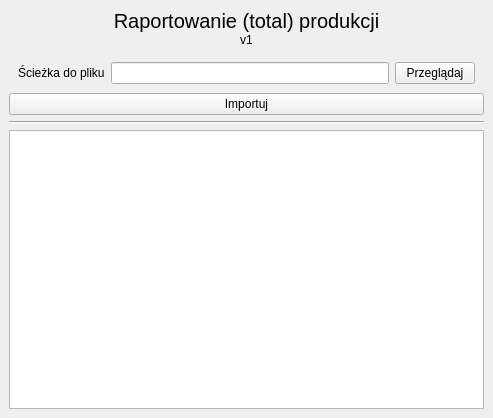
Above: Forms/raportowanie_total_prod.ui from kolomir/place_v2 before the change. Below: the same form after it.
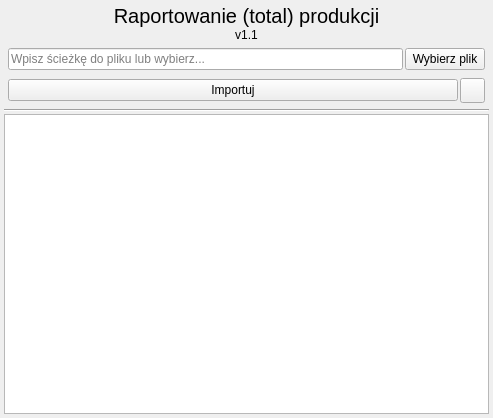
That is the form after the change. Icons and pictures are not drawn.

Commit message: 06.11.2024 - Poprawiłem sposób ładfowania plików. Dodałem możliwość ładowania korekt z pliku excel.

```diff
--- a/Forms/raportowanie_total_prod.ui
+++ b/Forms/raportowanie_total_prod.ui
@@ -32,6 +32,21 @@
    <item row="0" column="0">
     <widget class="QWidget" name="widget" native="true">
      <layout class="QVBoxLayout" name="verticalLayout_3">
+      <property name="spacing">
+       <number>2</number>
+      </property>
+      <property name="leftMargin">
+       <number>4</number>
+      </property>
+      <property name="topMargin">
+       <number>4</number>
+      </property>
+      <property name="rightMargin">
+       <number>4</number>
+      </property>
+      <property name="bottomMargin">
+       <number>4</number>
+      </property>
       <item>
        <widget class="QWidget" name="widget_2" native="true">
         <layout class="QVBoxLayout" name="verticalLayout">
@@ -68,7 +83,7 @@
          <item>
           <widget class="QLabel" name="label_2">
            <property name="text">
-            <string>v1</string>
+            <string>v1.1</string>
            </property>
            <property name="alignment">
             <set>Qt::AlignCenter</set>
@@ -99,20 +114,32 @@
          <item>
           <widget class="QWidget" name="widget_3" native="true">
            <layout class="QHBoxLayout" name="horizontalLayout">
+            <property name="spacing">
+             <number>2</number>
+            </property>
+            <property name="leftMargin">
+             <number>4</number>
+            </property>
+            <property name="topMargin">
+             <number>4</number>
+            </property>
+            <property name="rightMargin">
+             <number>4</number>
+            </property>
+            <property name="bottomMargin">
+             <number>4</number>
+            </property>
             <item>
-             <widget class="QLabel" name="label_3">
-              <property name="text">
-               <string>Ścieżka do pliku</string>
+             <widget class="QLineEdit" name="ed_sciezka_dane">
+              <property name="placeholderText">
+               <string>Wpisz ścieżkę do pliku lub wybierz...</string>
               </property>
              </widget>
             </item>
-            <item>
-             <widget class="QLineEdit" name="ed_sciezka_dane"/>
-            </item>
             <item>
              <widget class="QPushButton" name="btn_przegladaj">
               <property name="text">
-               <string>Przeglądaj</string>
+               <string>Wybierz plik</string>
               </property>
              </widget>
             </item>
@@ -120,10 +147,54 @@
           </widget>
          </item>
          <item>
-          <widget class="QPushButton" name="btn_importuj">
-           <property name="text">
-            <string>Importuj</string>
-           </property>
+          <widget class="QWidget" name="widget_5" native="true">
+           <layout class="QHBoxLayout" name="horizontalLayout_2">
+            <property name="spacing">
+             <number>2</number>
+            </property>
+            <property name="leftMargin">
+             <number>4</number>
+            </property>
+            <property name="topMargin">
+             <number>4</number>
+            </property>
+            <property name="rightMargin">
+             <number>4</number>
+            </property>
+            <property name="bottomMargin">
+             <number>4</number>
+            </property>
+            <item>
+             <widget class="QPushButton" name="btn_importuj">
+              <property name="text">
+               <string>Importuj</string>
+              </property>
+             </widget>
+            </item>
+            <item>
+             <widget class="QPushButton" name="btn_foto">
+              <property name="minimumSize">
+               <size>
+                <width>25</width>
+                <height>25</height>
+               </size>
+              </property>
+              <property name="maximumSize">
+               <size>
+                <width>25</width>
+                <height>25</height>
+               </size>
+              </property>
+              <property name="text">
+               <string/>
+              </property>
+              <property name="icon">
+               <iconset resource="../icon.qrc">
+                <normaloff>:/icon/img/svg_icons/image.svg</normaloff>:/icon/img/svg_icons/image.svg</iconset>
+              </property>
+             </widget>
+            </item>
+           </layout>
           </widget>
          </item>
         </layout>
```
Left out of the diff: 4 changed lines with no effect on the pictures. The commit also changes 36 other files.
